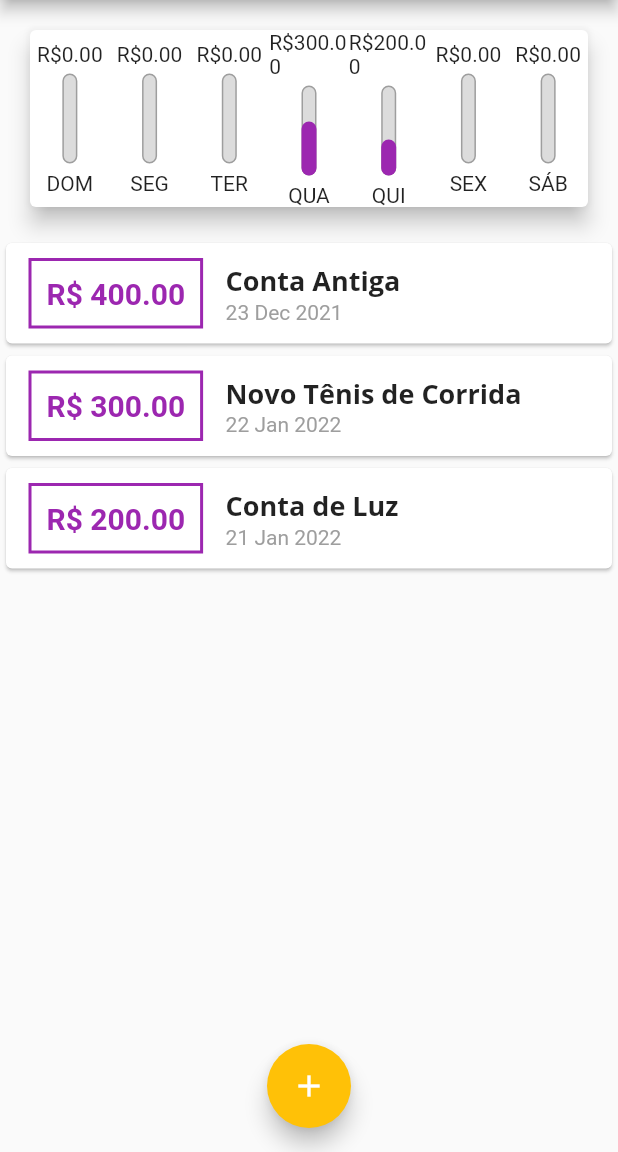
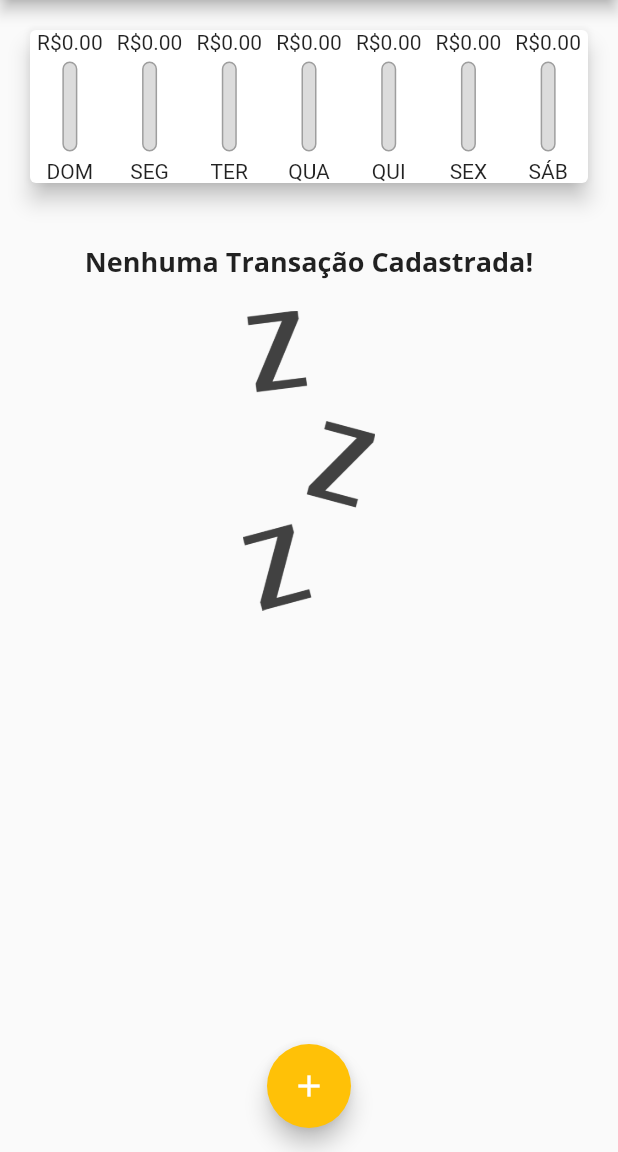
Before and after one commit to christopherldo/flutter-despesaspessoais, a Flutter app: the screen it shows after launch, on a phone screen of 412 x 824 dp, the part 84-1236 px from its top. Run offline on Flutter 3.47's test engine with Material 2 defaults, Android fonts, the phone set to English and light mode, and no system bars.

Commit message:
Usando Chart Widget

```diff
--- a/lib/components/chart.dart
+++ b/lib/components/chart.dart
@@ -45,6 +45,15 @@ class Chart extends StatelessWidget {
     );
   }
 
+  double get _weekTotalValue {
+    return groupedTransactions.fold(
+      0.0,
+      (sum, item) {
+        return sum + (item['value'] as double);
+      },
+    );
+  }
+
   @override
   Widget build(BuildContext context) {
     return Card(
@@ -58,9 +67,8 @@ class Chart extends StatelessWidget {
                 fit: FlexFit.tight,
                 child: ChartBar(
                   label: data['day'].toString(),
-                  spendingAmount:
-                      double.tryParse(data['value'].toString()) ?? 0,
-                  spendingTotal: 500,
+                  spendingAmount: data['value'] as double,
+                  spendingTotal: _weekTotalValue,
                 ),
               );
             },
--- a/lib/main.dart
+++ b/lib/main.dart
@@ -52,26 +52,7 @@ class MyHomePage extends StatefulWidget {
 }
 
 class _MyHomePageState extends State<MyHomePage> {
-  final List<Transaction> _transactions = [
-    Transaction(
-      id: 't0',
-      title: 'Conta Antiga',
-      value: 400,
-      date: DateTime.now().subtract(Duration(days: 33)),
-    ),
-    Transaction(
-      id: 't1',
-      title: 'Novo Tênis de Corrida',
-      value: 300,
-      date: DateTime.now().subtract(Duration(days: 3)),
-    ),
-    Transaction(
-      id: 't2',
-      title: 'Conta de Luz',
-      value: 200,
-      date: DateTime.now().subtract(Duration(days: 4)),
-    ),
-  ];
+  final List<Transaction> _transactions = [];
 
   _openTransactionFormModal(BuildContext context) {
     showModalBottomSheet(
```
